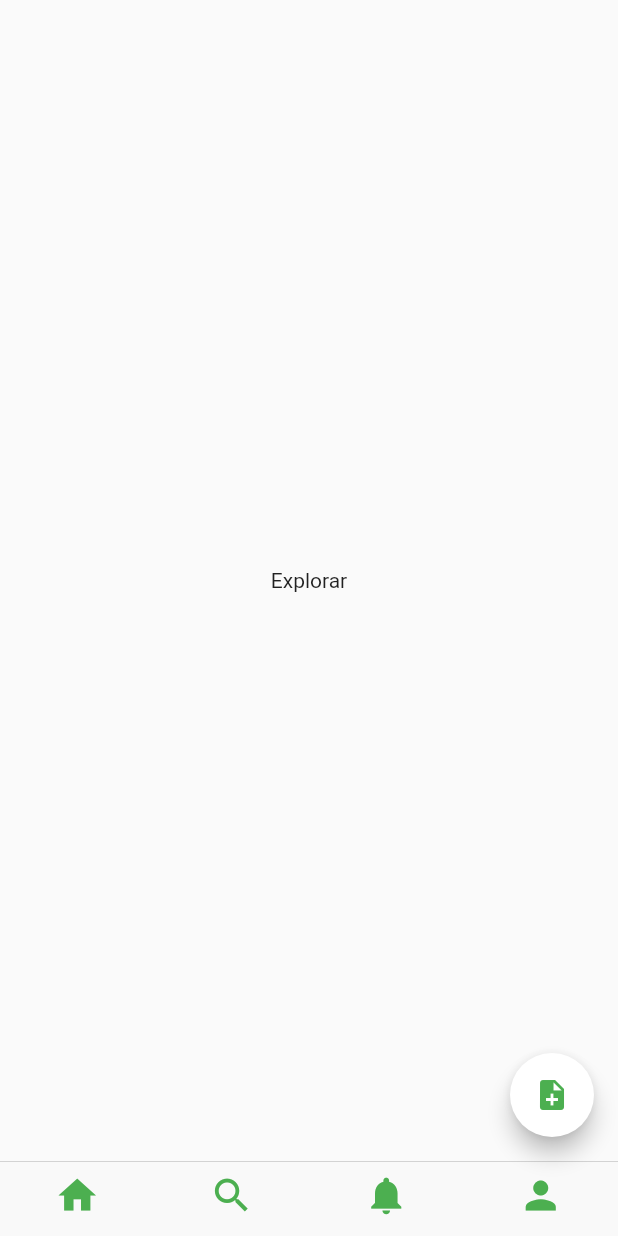
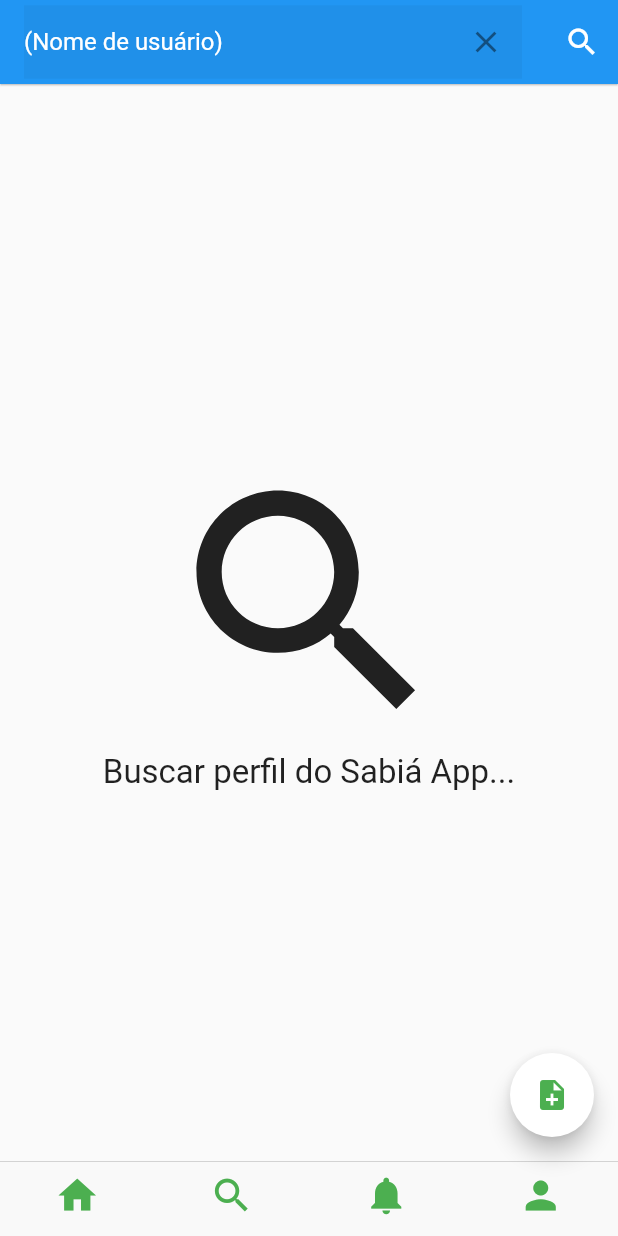
Before and after one commit to maxleirbag/flutter-poc, a Flutter app: the screen it shows once a user with an empty profile is signed in, item 2 of the bottom bar chosen, after a tap on the "search" icon, on a phone screen of 412 x 824 dp. Run offline on Flutter 3.47's test engine with Material 2 defaults, Android fonts, the phone set to English and light mode, and no system bars; our stand-ins replace cloud_firestore, firebase_auth, firebase_core, firebase_storage; accounts and stored records are empty.

Commit message:
fix: requisições infinitas por conta de onChange input

```diff
--- a/lib/Screens/SearchScreen.dart
+++ b/lib/Screens/SearchScreen.dart
@@ -1,4 +1,8 @@
+import 'package:cloud_firestore/cloud_firestore.dart';
 import 'package:flutter/material.dart';
+import 'package:sabia_app/Models/UserModel.dart';
+import 'package:sabia_app/Screens/ProfileScreen.dart';
+import 'package:sabia_app/Services/DatabaseServices.dart';
 
 class SearchScreen extends StatefulWidget {
   final String currentUserId;
@@ -10,12 +14,125 @@
 }
 
 class _SearchScreenState extends State<SearchScreen> {
+  late String inputText = '';
+  Future<QuerySnapshot>? _users;
+  final TextEditingController _searchController = TextEditingController();
+
+  buildUserTile(UserModel user) {
+    return ListTile(
+      leading: const CircleAvatar(
+        radius: 20,
+        backgroundImage:
+            NetworkImage('https://thispersondoesnotexist.com/image'),
+      ),
+      title: Text(user.name),
+      onTap: () {
+        Navigator.of(context).push(MaterialPageRoute(
+            builder: (context) => ProfileScreen(
+                currentUserId: widget.currentUserId, visitedUserId: user.id)));
+      },
+    );
+  }
+
+  clearSearch() {
+    WidgetsBinding.instance.addPostFrameCallback((timeStamp) {
+      _searchController.clear();
+      setState(() {
+        _users = null;
+      });
+    });
+  }
+
+  getMatchedUsers() {
+    print(inputText);
+    if (inputText.isNotEmpty) {
+      setState(() {
+        _users = DatabaseServices.searchUsers(inputText);
+      });
+    }
+    // if (input.toString().isNotEmpty) print(input);
+    // if (_isLiked) {
+    //   DatabaseServices.unlikeZipZop(widget.currentUserId, widget.zipZop);
+    //   setState(() {
+    //     _isLiked = false;
+    //     _likesCount--;
+    //   });
+    // } else {
+    //   DatabaseServices.likeZipZop(widget.currentUserId, widget.zipZop);
+    //   setState(() {
+    //     _isLiked = true;
+    //     _likesCount++;
+    //   });
+    // }
+    print(_users);
+    inputText = '';
+  }
+
   @override
   Widget build(BuildContext context) {
-    return const Scaffold(
-      body: Center(
-        child: Text('Explorar'),
-      ),
-    );
+    return Scaffold(
+        appBar: AppBar(
+          actions: [
+            IconButton(
+                onPressed: () {
+                  print('ok $inputText');
+                  getMatchedUsers();
+                  _searchController.clear();
+                },
+                icon: const Icon(Icons.search))
+          ],
+          centerTitle: true,
+          elevation: 0.5,
+          title: TextField(
+            textInputAction: TextInputAction.search,
+            controller: _searchController,
+            decoration: InputDecoration(
+                suffixIcon: IconButton(
+                  onPressed: _searchController.clear,
+                  icon: const Icon(Icons.clear),
+                ),
+                contentPadding: const EdgeInsets.symmetric(vertical: 15),
+                hintText: inputText.isEmpty ? '(Nome de usuário)' : '',
+                hintStyle: const TextStyle(color: Colors.white),
+                border: InputBorder.none,
+                filled: true),
+            onChanged: (input) => inputText = input,
+          ),
+        ),
+        body: _users == null
+            ? Center(
+                child: Column(
+                  mainAxisAlignment: MainAxisAlignment.center,
+                  children: [
+                    Icon(Icons.search, size: 200),
+                    Text(
+                      'Buscar perfil do Sabiá App...',
+                      style:
+                          TextStyle(fontSize: 22, fontWeight: FontWeight.w400),
+                    )
+                  ],
+                ),
+              )
+            // : Container(),
+            : FutureBuilder(
+                builder: (BuildContext context, AsyncSnapshot snapshot) {
+                if (!snapshot.hasData) {
+                  return Center(
+                    child: CircularProgressIndicator(),
+                  );
+                }
+                if (snapshot.data.documents.length == 0) {
+                  return Center(
+                    child: Text('Nenhum usuário encontrado com esse nome!'),
+                  );
+                }
+                return ListView.builder(
+                    itemCount: snapshot.data.documents.length,
+                    itemBuilder: (BuildContext context, int index) {
+                      UserModel user =
+                          UserModel.fromDoc(snapshot.data.documents[index]);
+                      return buildUserTile(user);
+                    });
+              }));
   }
 }
```
